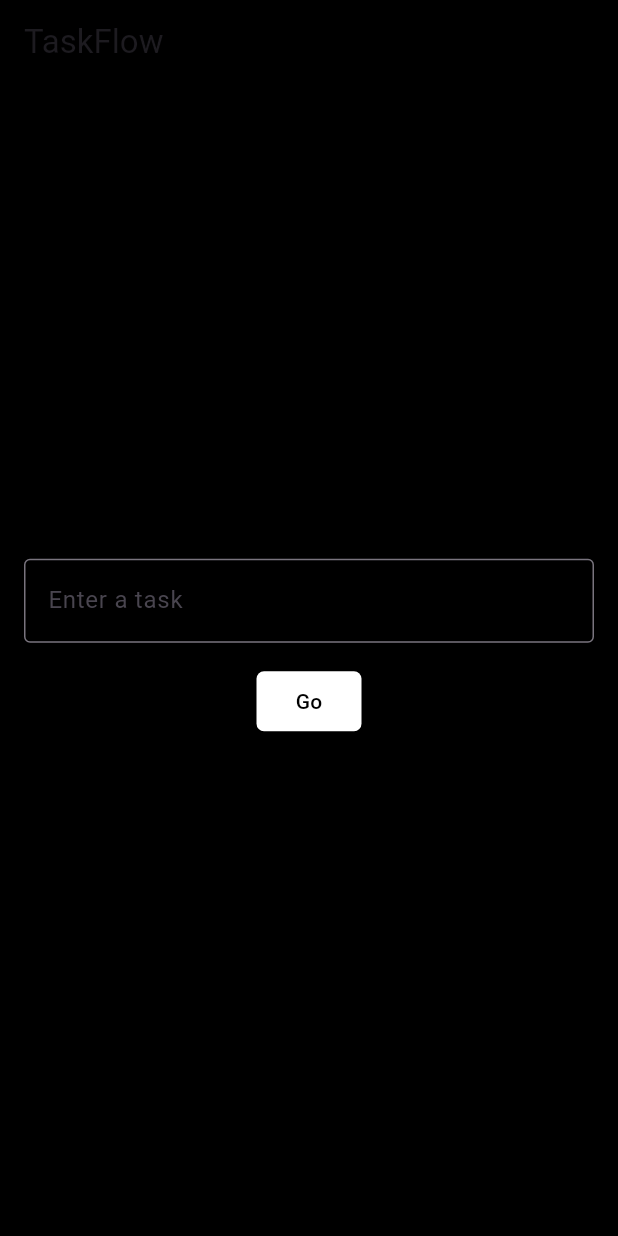
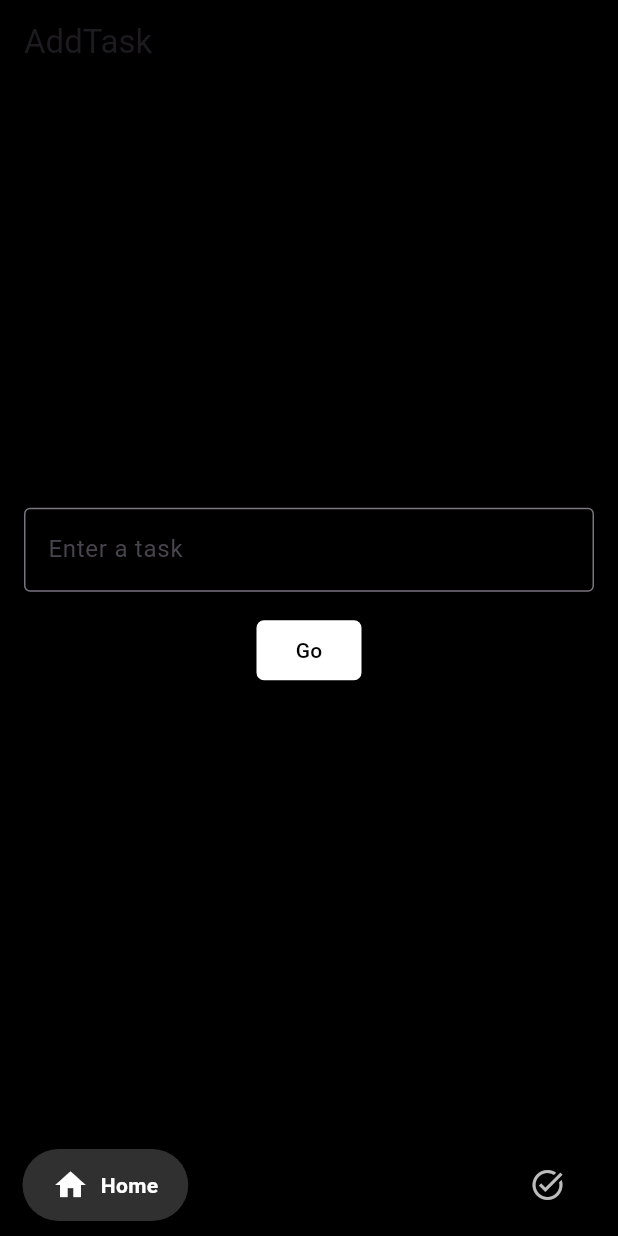
Before and after one commit to AnandhuA/TaskFlow-, a Flutter app: the screen it shows after launch, on a phone screen of 412 x 824 dp. Run offline on Flutter 3.47's test engine with Material 3 defaults, Android fonts, the phone set to English and light mode, and no system bars; drawn by our look-alikes of google_nav_bar; our stand-ins replace flutter_bloc, hive_flutter, lottie; accounts and stored records are empty.

Commit message:
add task to hive

```diff
--- a/lib/main.dart
+++ b/lib/main.dart
@@ -1,18 +1,16 @@
 import 'package:flutter/material.dart';
 import 'package:flutter_bloc/flutter_bloc.dart';
 import 'package:hive_flutter/adapters.dart';
-import 'package:path_provider/path_provider.dart';
 import 'package:task_flow/bloc/chat/chat_cubit.dart';
 import 'package:task_flow/models/task_model.dart';
-import 'package:task_flow/screens/home_screen.dart';
+import 'package:task_flow/screens/main_screen.dart';
 
 void main() async {
   WidgetsFlutterBinding.ensureInitialized();
-
-  final dir = await getApplicationDocumentsDirectory();
-  Hive.init(dir.path);
+  await Hive.initFlutter();
   Hive.registerAdapter(TaskPlanAdapter());
   Hive.registerAdapter(SubTaskAdapter());
+  await Hive.openBox<TaskPlan>('taskPlans');
   runApp(const MyApp());
 }
 
@@ -25,7 +23,7 @@ class MyApp extends StatelessWidget {
       providers: [BlocProvider(create: (context) => ChatCubit())],
       child: MaterialApp(
         debugShowCheckedModeBanner: false,
-        home: HomeScreen(),
+        home: MainScreen(),
         theme: ThemeData.light(),
         darkTheme: ThemeData.dark(),
         themeMode: ThemeMode.system,
--- a/lib/screens/home_screen.dart
+++ b/lib/screens/add_task_screen.dart
@@ -4,14 +4,14 @@ import 'package:lottie/lottie.dart';
 import 'package:task_flow/bloc/chat/chat_cubit.dart';
 import 'package:task_flow/screens/result_screen.dart';
 
-class HomeScreen extends StatefulWidget {
-  const HomeScreen({super.key});
+class AddTaskScreen extends StatefulWidget {
+  const AddTaskScreen({super.key});
 
   @override
-  State<HomeScreen> createState() => _HomeScreenState();
+  State<AddTaskScreen> createState() => _AddTaskScreenState();
 }
 
-class _HomeScreenState extends State<HomeScreen> {
+class _AddTaskScreenState extends State<AddTaskScreen> {
   final TextEditingController _taskController = TextEditingController();
 
   @override
@@ -20,7 +20,7 @@ class _HomeScreenState extends State<HomeScreen> {
       backgroundColor: Colors.black,
       appBar: AppBar(
         backgroundColor: Colors.black,
-        title: const Text("TaskFlow"),
+        title: const Text("AddTask"),
       ),
       body: Padding(
         padding: const EdgeInsets.all(16.0),
--- /dev/null
+++ b/lib/screens/main_screen.dart
@@ -0,0 +1,42 @@
+import 'package:flutter/material.dart';
+import 'package:google_nav_bar/google_nav_bar.dart';
+import 'package:task_flow/screens/add_task_screen.dart';
+import 'package:task_flow/screens/my_task_screen.dart';
+
+class MainScreen extends StatefulWidget {
+  const MainScreen({super.key});
+
+  @override
+  State<MainScreen> createState() => _MainScreenState();
+}
+
+class _MainScreenState extends State<MainScreen> {
+  int _selectedIndex = 0;
+
+  final List<Widget> _screens = [const AddTaskScreen(), const MyTaskScreen()];
+
+  @override
+  Widget build(BuildContext context) {
+    return Scaffold(
+      body: _screens[_selectedIndex],
+      bottomNavigationBar: Container(
+        color: Colors.black,
+        padding: const EdgeInsets.symmetric(horizontal: 15, vertical: 10),
+        child: GNav(
+          backgroundColor: Colors.black,
+          color: Colors.grey[400],
+          activeColor: Colors.white,
+          tabBackgroundColor: Colors.grey[850]!,
+          gap: 8,
+          padding: const EdgeInsets.symmetric(horizontal: 20, vertical: 12),
+          selectedIndex: _selectedIndex,
+          onTabChange: (index) => setState(() => _selectedIndex = index),
+          tabs: const [
+            GButton(icon: Icons.home, text: 'Home'),
+            GButton(icon: Icons.task_alt, text: 'My Tasks'),
+          ],
+        ),
+      ),
+    );
+  }
+}
--- a/lib/screens/result_screen.dart
+++ b/lib/screens/result_screen.dart
@@ -52,6 +52,7 @@ class _ResultScreenState extends State<ResultScreen> {
 
     await HiveRepo().saveTask(taskToSave);
 
+    Navigator.pop(context);
     ScaffoldMessenger.of(context).showSnackBar(
       const SnackBar(
         content: Text("Selected tasks saved to Hive!"),
@@ -87,8 +88,8 @@ class _ResultScreenState extends State<ResultScreen> {
         child: ListView.builder(
           itemCount: widget.parsedTask.subtasks.length,
           itemBuilder: (context, index) {
-            final sub = widget.parsedTask.subtasks[index];
             final wrapper = _wrappedTasks[index];
+            final sub = wrapper.subtask;
             return Card(
               elevation: 2,
               margin: const EdgeInsets.symmetric(vertical: 6),
@@ -100,13 +101,14 @@ class _ResultScreenState extends State<ResultScreen> {
                     Row(
                       children: [
                         Checkbox(
-                          value: sub.completed,
+                          value: wrapper.selected,
                           onChanged: (val) {
                             setState(() {
                               wrapper.selected = val ?? false;
                             });
                           },
                         ),
+
                         Expanded(
                           child: Text(
                             '${sub.title} (${sub.priority})',
--- a/pubspec.yaml
+++ b/pubspec.yaml
@@ -18,6 +18,7 @@ dependencies:
   path_provider: ^2.1.2
   flutter_bloc: ^9.1.1
   lottie: ^3.3.1
+  google_nav_bar: ^5.0.7
 
 
 dev_dependencies:
```
Also changed, not shown: lib/screens/my_task_screen.dart (added, +71 -0 lines), lib/screens/view_task_screen.dart (added), pubspec.lock.
